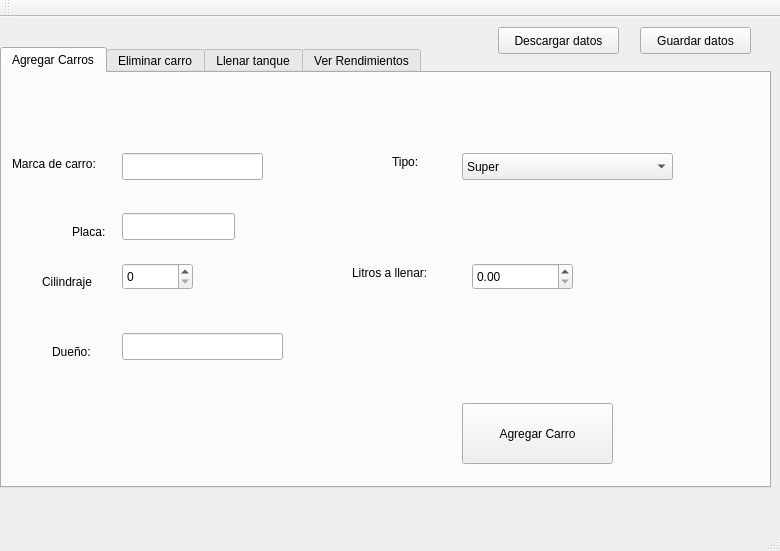
Qt form RendimientoCarro/mainwindow.ui (pejuan/11411073-proyecto-02) before a commit.
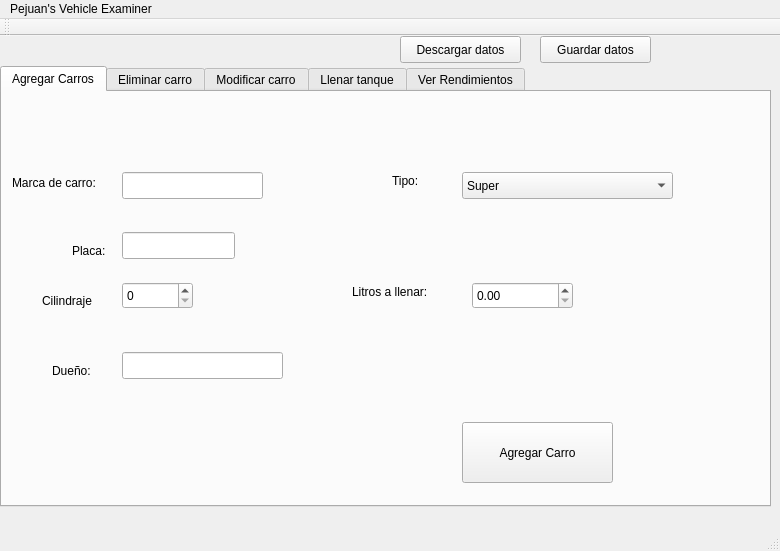
The same form after that commit. The open tabs and pages were chosen to show the change.

```diff
--- a/RendimientoCarro/mainwindow.ui
+++ b/RendimientoCarro/mainwindow.ui
@@ -235,6 +235,11 @@
       </property>
      </widget>
     </widget>
+    <widget class="QWidget" name="tab_5">
+     <attribute name="title">
+      <string>Modificar carro</string>
+     </attribute>
+    </widget>
     <widget class="QWidget" name="tab_3">
      <attribute name="title">
       <string>Llenar tanque</string>
@@ -396,8 +401,8 @@
    <widget class="QPushButton" name="boton_descargardatos">
     <property name="geometry">
      <rect>
-      <x>498</x>
-      <y>10</y>
+      <x>400</x>
+      <y>0</y>
       <width>121</width>
       <height>27</height>
      </rect>
@@ -409,8 +414,8 @@
    <widget class="QPushButton" name="boton_guardardatos">
     <property name="geometry">
      <rect>
-      <x>640</x>
-      <y>10</y>
+      <x>540</x>
+      <y>0</y>
       <width>111</width>
       <height>27</height>
      </rect>
@@ -429,6 +434,12 @@
      <height>25</height>
     </rect>
    </property>
+   <widget class="QMenu" name="menuPejuan_s_Vehicle_Examiner">
+    <property name="title">
+     <string>Pejuan's Vehicle Examiner</string>
+    </property>
+   </widget>
+   <addaction name="menuPejuan_s_Vehicle_Examiner"/>
   </widget>
   <widget class="QToolBar" name="mainToolBar">
    <attribute name="toolBarArea">
```
Left out of the diff: 2 changed lines with no effect on the pictures.
